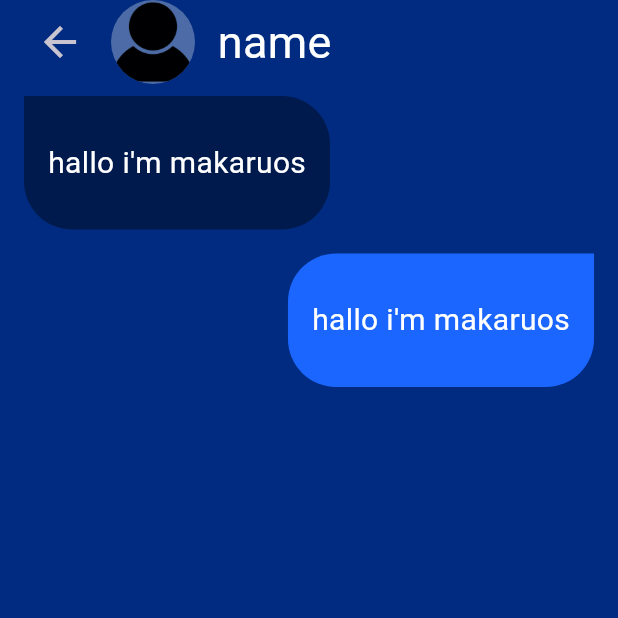
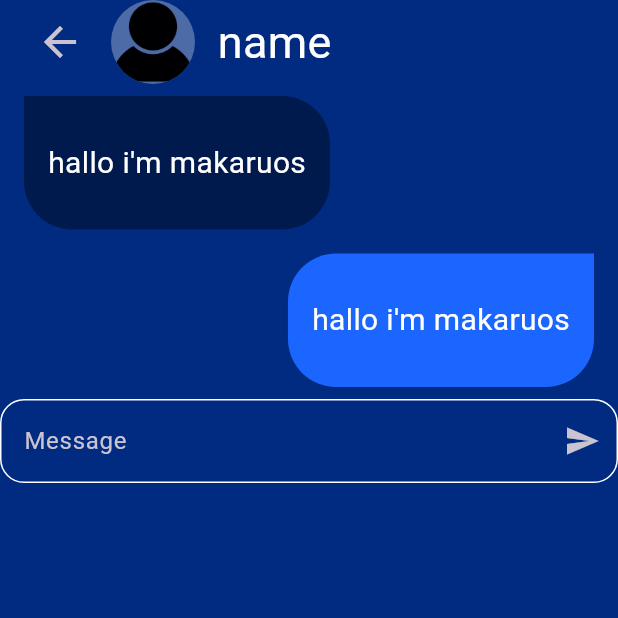
Before and after one commit to Makaruos-Emad/chat_app, a Flutter app: the ChatView screen opened by its route, on a phone screen of 412 x 824 dp, the top half of it. Run offline on Flutter 3.47's test engine with Material 3 defaults, Android fonts, the light colour scheme and no system bars; our stand-ins replace font_awesome_flutter, go_router.

Commit message:
add text field to chat view

```diff
--- a/lib/features/home/presentation/view/widget/chat_view_body.dart
+++ b/lib/features/home/presentation/view/widget/chat_view_body.dart
@@ -1,5 +1,6 @@
 import 'package:chat_app/features/home/presentation/view/widget/chat_buble.dart';
 import 'package:chat_app/features/home/presentation/view/widget/chat_view_app_bar.dart';
+import 'package:chat_app/features/home/presentation/view/widget/custom_text_field.dart';
 import 'package:flutter/material.dart';
 
 class ChatViewBody extends StatelessWidget {
@@ -12,6 +13,9 @@ class ChatViewBody extends StatelessWidget {
         ChatViewAppBar(),
         ChatBuble(),
         ChatBubleForFriend(),
+        CustomTextField(
+          hintText: 'Message',
+        ),
       ],
     );
   }
--- /dev/null
+++ b/lib/features/home/presentation/view/widget/custom_text_field.dart
@@ -0,0 +1,38 @@
+import 'package:flutter/material.dart';
+
+class CustomTextField extends StatelessWidget {
+  const CustomTextField({super.key, required this.hintText, this.onSubmitted});
+
+  final String hintText;
+  final void Function(String?)? onSubmitted;
+  @override
+  Widget build(BuildContext context) {
+    return TextField(
+      cursorColor: Colors.white,
+      maxLines: 4,
+      minLines: 1,
+      onSubmitted: onSubmitted,
+      decoration: InputDecoration(
+        suffixIcon: IconButton(
+          onPressed: () {},
+          icon: const Icon(
+            Icons.send,
+          ),
+        ),
+        hintText: hintText,
+        border: textFiledBorderDecoration(),
+        enabledBorder: textFiledBorderDecoration(),
+        focusedBorder: textFiledBorderDecoration(),
+      ),
+    );
+  }
+
+  OutlineInputBorder textFiledBorderDecoration() {
+    return OutlineInputBorder(
+      borderRadius: BorderRadius.circular(16),
+      borderSide: const BorderSide(
+        color: Colors.white,
+      ),
+    );
+  }
+}
```
